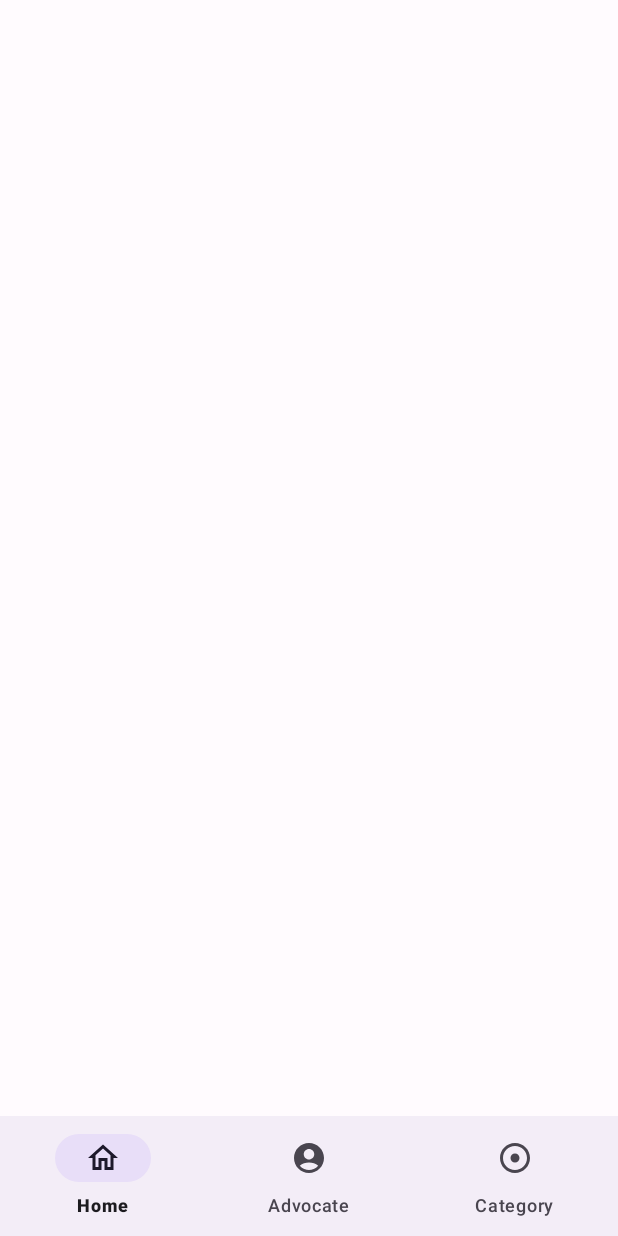
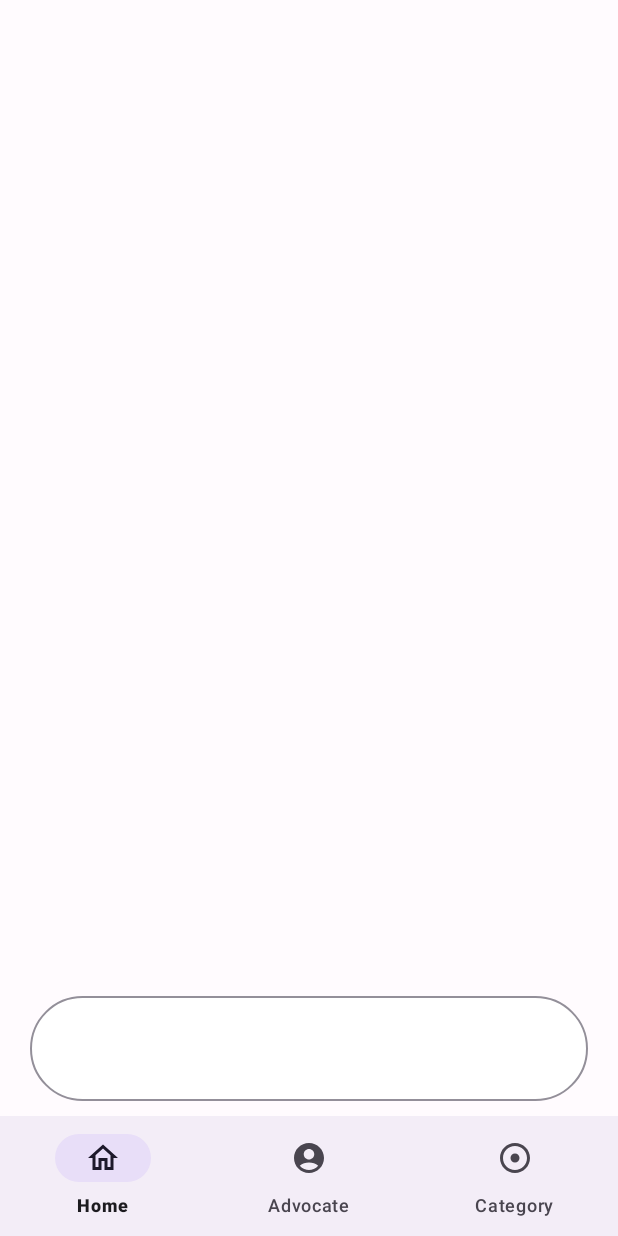
Before and after one commit to deepgr8/NyaySetu-app, an Android app: the screen it shows after launch (MainActivity), on a phone screen of 412 x 824 dp. Run offline under Robolectric (Android 15) with nearby library versions, the phone set to English and light mode, and no system bars.

Commit message:
first commit...

```diff
--- /dev/null
+++ b/app/src/main/res/drawable/message_type_shape.xml
@@ -0,0 +1,8 @@
+<?xml version="1.0" encoding="utf-8"?>
+<shape android:shape="rectangle" xmlns:android="http://schemas.android.com/apk/res/android">
+    <stroke android:width="1dp"
+        android:color="@color/md_theme_dark_outline"/>
+    <corners android:radius="100dp"/>
+    <solid android:color="@color/white"/>
+
+</shape>
--- a/app/src/main/res/layout/activity_main.xml
+++ b/app/src/main/res/layout/activity_main.xml
@@ -21,16 +21,19 @@
 
     <com.google.android.material.textfield.TextInputLayout
         android:id="@+id/textField"
+        android:background="@drawable/message_type_shape"
         android:layout_width="0dp"
-        android:layout_height="80dp"
-        android:hint="@string/label1"
+        android:layout_height="70dp"
+        android:hint="@string/Message"
         android:layout_marginLeft="20dp"
         android:layout_marginRight="20dp"
+        android:layout_marginBottom="10dp"
         app:layout_constraintBottom_toTopOf="@+id/bottom_navigation"
         app:layout_constraintEnd_toEndOf="parent"
         app:layout_constraintStart_toStartOf="parent">
 
     </com.google.android.material.textfield.TextInputLayout>
+
     <com.google.android.material.bottomnavigation.BottomNavigationView
         android:id="@+id/bottom_navigation"
         android:layout_width="match_parent"
--- a/app/src/main/res/values/strings.xml
+++ b/app/src/main/res/values/strings.xml
@@ -7,6 +7,5 @@
     <string name="Home_Fragment">HOME</string>
     <string name="Advocate_Fragment">ADVOCATE</string>
     <string name="Category_Fragment">CATEGORY</string>
-    <string name="label">Type , Talk</string>
-    <string name="label1">Type,Talk</string>
+    <string name="Message">Type,Talk</string>
 </resources>
```
Also changed, not shown: app/src/main/res/drawable/send_question_button.png (added).
